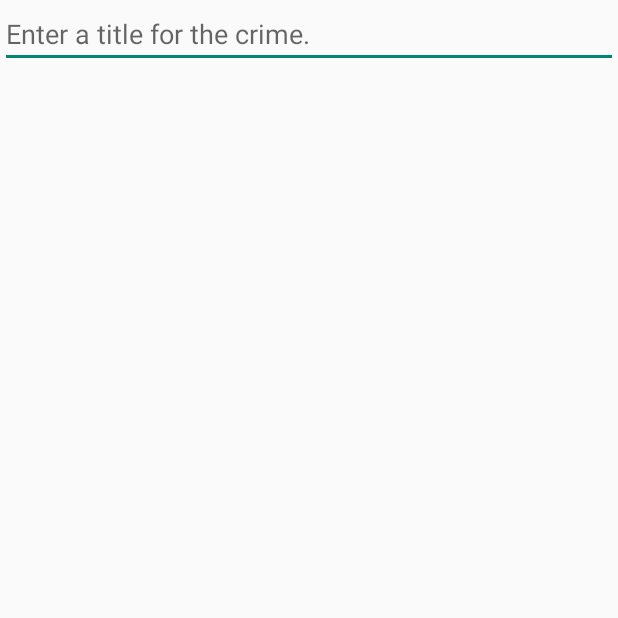
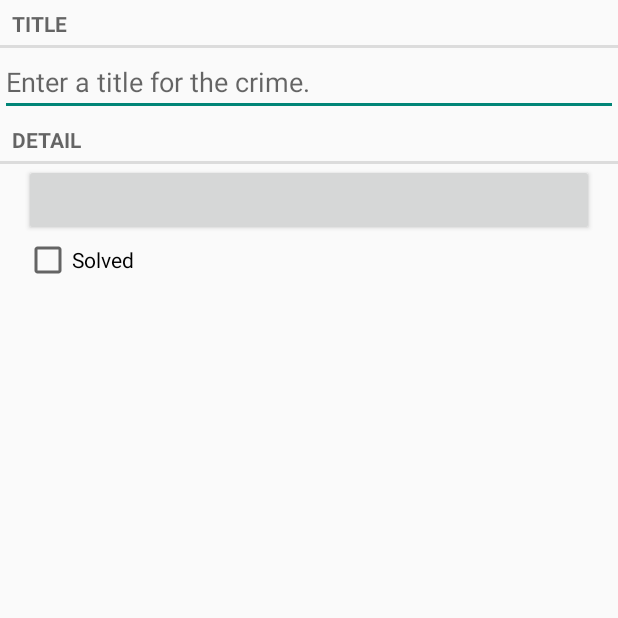
Before and after one commit to svktylmz/CriminalIntent, an Android app: the screen it shows after launch (CrimeActivity), on a phone screen of 412 x 824 dp, the top half of it. Run offline under Robolectric (Android 15) with nearby library versions, the phone set to English and light mode, and no system bars.

Commit message:
Crime model and corresponding widgets on fragment_crime updated.

```diff
--- a/app/src/main/java/tr/com/hacktusdynamics/android/criminalintent/models/Crime.java
+++ b/app/src/main/java/tr/com/hacktusdynamics/android/criminalintent/models/Crime.java
@@ -1,15 +1,19 @@
 package tr.com.hacktusdynamics.android.criminalintent.models;
 
+import java.util.Date;
 import java.util.UUID;
 
 public class Crime {
     private UUID mId;
     private String mTitle;
+    private Date mDate;
+    private boolean mSolved;
 
     //Constructor
     public Crime() {
         //Generate unique identifier
         this.mId = UUID.randomUUID();
+        this.mDate = new Date();
     }
 
     //Getters Setters
@@ -25,4 +29,20 @@ public class Crime {
         return mId;
     }
 
+    public Date getDate() {
+        return mDate;
+    }
+
+    public void setDate(Date mDate) {
+        this.mDate = mDate;
+    }
+
+    public boolean isSolved() {
+        return mSolved;
+    }
+
+    public void setSolved(boolean mSolved) {
+        this.mSolved = mSolved;
+    }
+
 }
--- a/app/src/main/res/layout/fragment_crime.xml
+++ b/app/src/main/res/layout/fragment_crime.xml
@@ -4,8 +4,34 @@
     android:layout_height="match_parent"
     android:orientation="vertical" >
 
+    <TextView
+        android:layout_width="match_parent"
+        android:layout_height="wrap_content"
+        android:text="@string/crime_title_label"
+        style="?android:listSeparatorTextViewStyle"/>
+
     <EditText android:id="@+id/crime_title"
         android:layout_width="match_parent"
         android:layout_height="wrap_content"
         android:hint="@string/crime_title_hint"/>
+
+    <TextView
+        android:layout_width="match_parent"
+        android:layout_height="wrap_content"
+        android:text="@string/crime_details_label"
+        style="?android:listSeparatorTextViewStyle"/>
+
+    <Button android:id="@+id/crime_date"
+        android:layout_width="match_parent"
+        android:layout_height="wrap_content"
+        android:layout_marginLeft="16dp"
+        android:layout_marginRight="16dp"/>
+
+    <CheckBox android:id="@+id/crime_solved"
+        android:layout_width="match_parent"
+        android:layout_height="wrap_content"
+        android:layout_marginLeft="16dp"
+        android:layout_marginRight="16dp"
+        android:text="@string/crime_solved_label" />
+
 </LinearLayout>
--- a/app/src/main/res/values/strings.xml
+++ b/app/src/main/res/values/strings.xml
@@ -3,4 +3,7 @@
 
     <string name="action_settings">Settings</string>
     <string name="crime_title_hint">Enter a title for the crime.</string>
+    <string name="crime_title_label">Title</string>
+    <string name="crime_details_label">Detail</string>
+    <string name="crime_solved_label">Solved</string>
 </resources>
```
